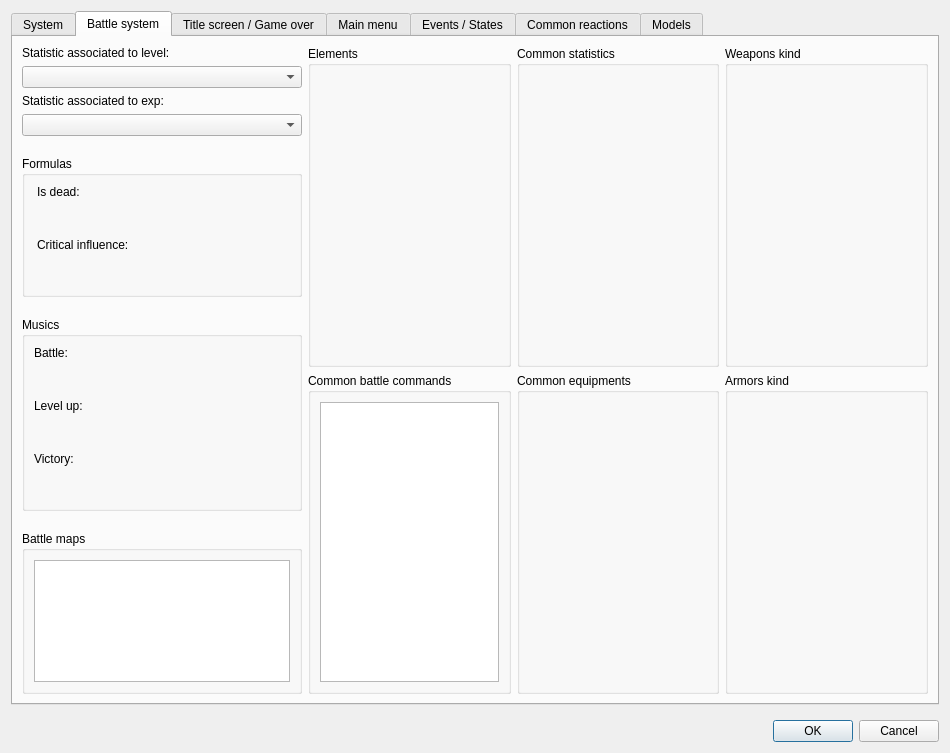
Before: the Qt Designer form Editor/Dialogs/dialogsystems.ui in RPG-Paper-Maker/RPG-Paper-Maker, drawn with Qt 5.
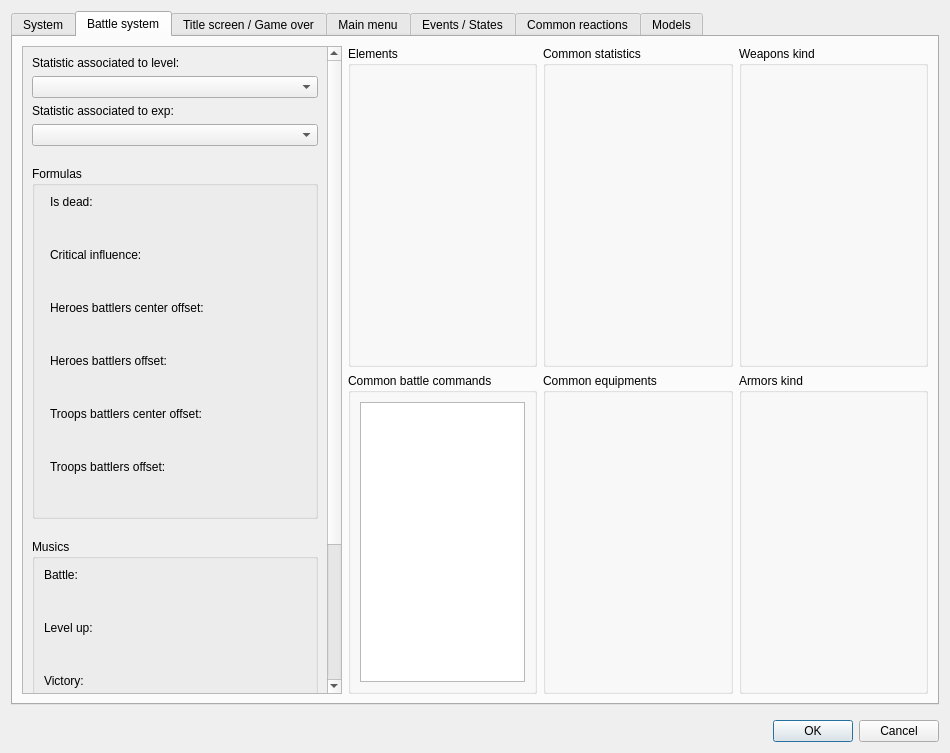
After: the same form once the commit is applied. The open tabs and pages were chosen to show the change. Custom widgets are drawn as their Qt base class.

Commit message: [WIP] Troops battle preview monsters position on screen: default offsets

```diff
--- a/Editor/Dialogs/dialogsystems.ui
+++ b/Editor/Dialogs/dialogsystems.ui
@@ -1141,6 +1141,27 @@
          <item row="0" column="0">
           <layout class="QHBoxLayout" name="horizontalLayout_4" stretch="0,1,1,1">
            <item>
+            <widget class="QScrollArea" name="scrollArea_3">
+             <property name="minimumSize">
+              <size>
+               <width>320</width>
+               <height>0</height>
+              </size>
+             </property>
+             <property name="widgetResizable">
+              <bool>true</bool>
+             </property>
+             <widget class="QWidget" name="scrollAreaWidgetContents_3">
+              <property name="geometry">
+               <rect>
+                <x>0</x>
+                <y>0</y>
+                <width>304</width>
+                <height>882</height>
+               </rect>
+              </property>
+              <layout class="QGridLayout" name="gridLayout_52">
+               <item row="0" column="0">
             <layout class="QVBoxLayout" name="verticalLayout_20" stretch="0,0,0,1">
              <property name="spacing">
               <number>20</number>
@@ -1235,6 +1256,98 @@
                     </property>
                    </widget>
                   </item>
+                      <item>
+                       <widget class="QLabel" name="labelHeroesBattlersCenterOffset">
+                        <property name="text">
+                         <string>Heroes battlers center offset:</string>
+                        </property>
+                       </widget>
+                      </item>
+                      <item>
+                       <widget class="PanelPrimitiveValue" name="panelPrimitiveHeroesBattlersCenterOffset" native="true">
+                        <property name="minimumSize">
+                         <size>
+                          <width>250</width>
+                          <height>27</height>
+                         </size>
+                        </property>
+                        <property name="maximumSize">
+                         <size>
+                          <width>250</width>
+                          <height>27</height>
+                         </size>
+                        </property>
+                       </widget>
+                      </item>
+                      <item>
+                       <widget class="QLabel" name="labelHeroesBattlersOffset">
+                        <property name="text">
+                         <string>Heroes battlers offset:</string>
+                        </property>
+                       </widget>
+                      </item>
+                      <item>
+                       <widget class="PanelPrimitiveValue" name="panelPrimitiveHeroesBattlersOffset" native="true">
+                        <property name="minimumSize">
+                         <size>
+                          <width>250</width>
+                          <height>27</height>
+                         </size>
+                        </property>
+                        <property name="maximumSize">
+                         <size>
+                          <width>250</width>
+                          <height>27</height>
+                         </size>
+                        </property>
+                       </widget>
+                      </item>
+                      <item>
+                       <widget class="QLabel" name="labelTroopsBattlersCenterOffset">
+                        <property name="text">
+                         <string>Troops battlers center offset:</string>
+                        </property>
+                       </widget>
+                      </item>
+                      <item>
+                       <widget class="PanelPrimitiveValue" name="panelPrimitiveTroopsBattlersCenterOffset" native="true">
+                        <property name="minimumSize">
+                         <size>
+                          <width>250</width>
+                          <height>27</height>
+                         </size>
+                        </property>
+                        <property name="maximumSize">
+                         <size>
+                          <width>250</width>
+                          <height>27</height>
+                         </size>
+                        </property>
+                       </widget>
+                      </item>
+                      <item>
+                       <widget class="QLabel" name="labelTroopsBattlersOffset">
+                        <property name="text">
+                         <string>Troops battlers offset:</string>
+                        </property>
+                       </widget>
+                      </item>
+                      <item>
+                       <widget class="PanelPrimitiveValue" name="panelPrimitiveTroopsBattlersOffset" native="true">
+                        <property name="minimumSize">
+                         <size>
+                          <width>250</width>
+                          <height>27</height>
+                         </size>
+                        </property>
+                        <property name="maximumSize">
+                         <size>
+                          <width>250</width>
+                          <height>27</height>
+                         </size>
+                        </property>
+                       </widget>
+                      </item>
                  </layout>
                 </item>
                </layout>
@@ -1358,6 +1471,10 @@
               </widget>
              </item>
             </layout>
+               </item>
+              </layout>
+             </widget>
+            </widget>
            </item>
            <item>
             <layout class="QVBoxLayout" name="verticalLayout_31" stretch="1,1">
```
Left out of the diff: 4 changed lines with no effect on the pictures. Lines whose indentation alone changed are shown as unchanged. The commit also changes 4 other files.
